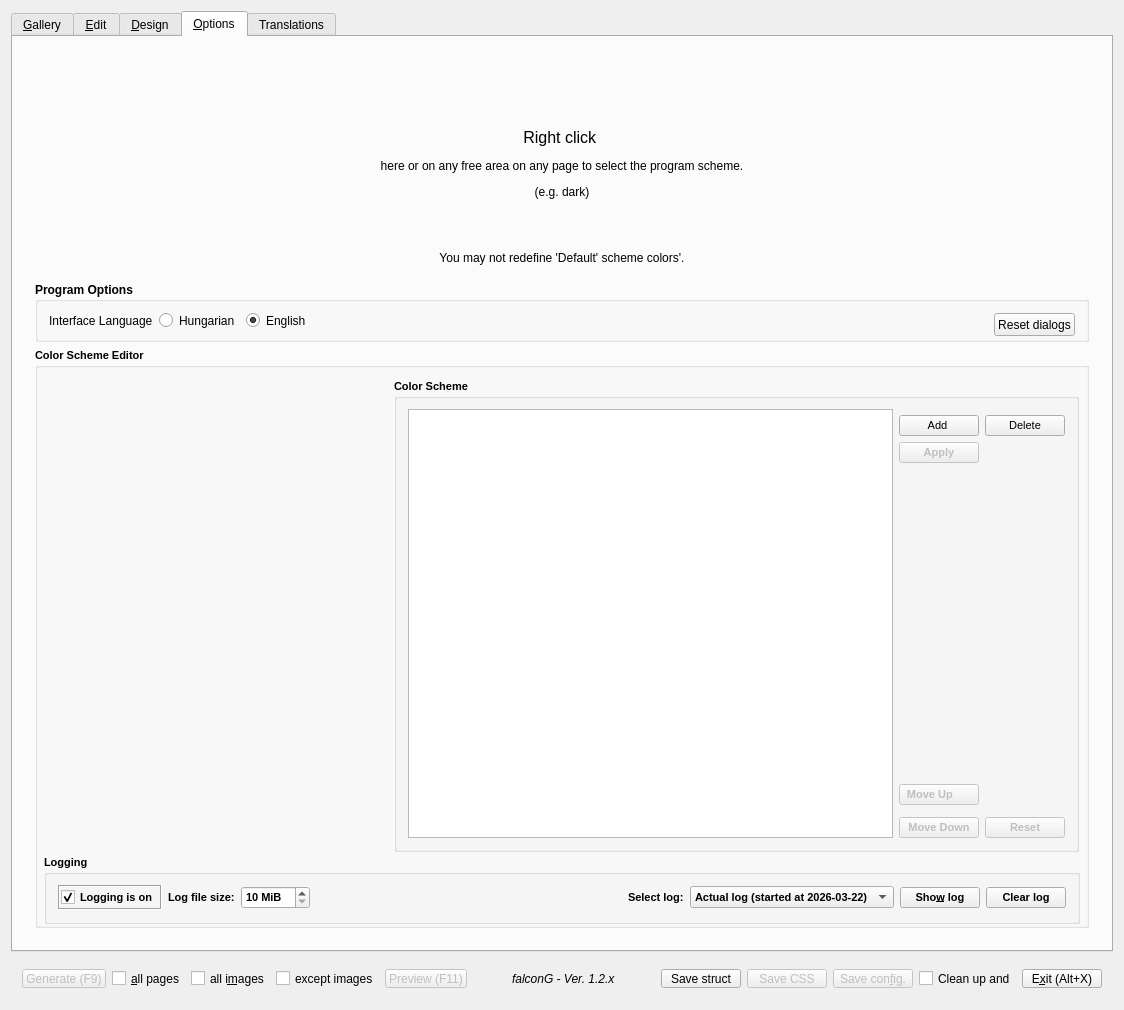
This is src/falcong.ui in solyoma/falconG as Qt 5 draws it before an edit. The edited form follows.
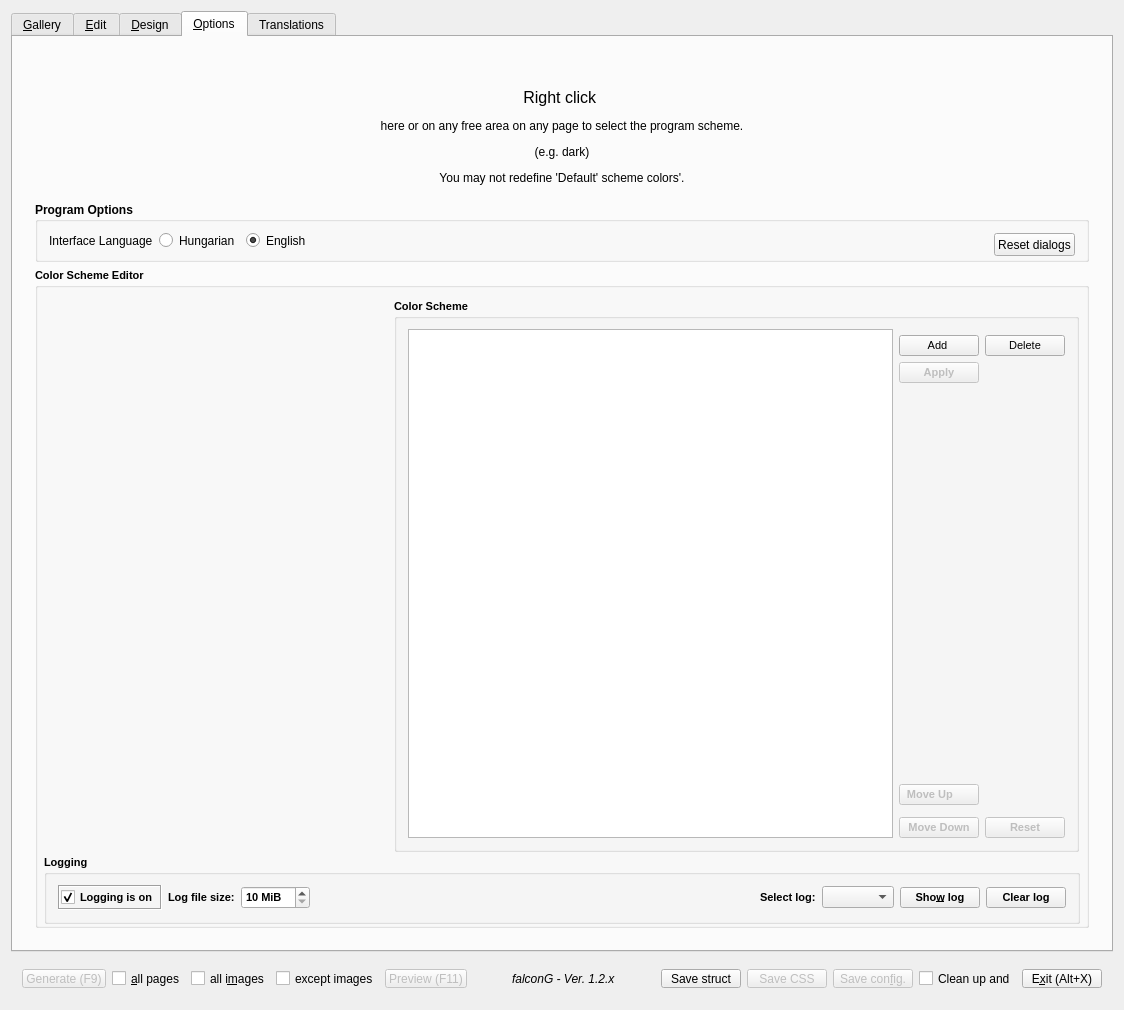
This is the edited form. The open tabs and pages were chosen to show the change. Icons and pictures are not drawn. Custom widgets are drawn as their Qt base class.

Commit message: Qt 611 changes incorporated bugfix: schemes> blue scheme was not added

Diff of the .ui file:
```diff
--- a/src/falcong.ui
+++ b/src/falcong.ui
@@ -7461,11 +7461,11 @@
        <attribute name="title">
         <string>&amp;Options</string>
        </attribute>
-       <layout class="QVBoxLayout" name="verticalLayout_4" stretch="1,5">
+       <layout class="QVBoxLayout" name="verticalLayout_4" stretch="0,1">
         <item>
          <widget class="QLabel" name="lblOptionsHelp">
           <property name="text">
-           <string>&lt;html&gt;&lt;head/&gt;&lt;body&gt;&lt;p&gt;&lt;br/&gt;&lt;/p&gt;&lt;p&gt;&lt;br/&gt;&lt;/p&gt;&lt;p align=&quot;center&quot;&gt;&lt;span style=&quot; font-size:12pt;&quot;&gt;Right click &lt;/span&gt;&lt;/p&gt;&lt;p align=&quot;center&quot;&gt;here or on any free area on any page to select the program scheme.&lt;/p&gt;&lt;p align=&quot;center&quot;&gt;(e.g. dark)&lt;/p&gt;&lt;p align=&quot;center&quot;&gt;&lt;br/&gt;&lt;/p&gt;&lt;p align=&quot;center&quot;&gt;You may not redefine 'Default'  scheme colors'.&lt;/p&gt;&lt;/body&gt;&lt;/html&gt;</string>
+           <string>&lt;html&gt;&lt;head/&gt;&lt;body&gt;&lt;p&gt;&lt;br/&gt;&lt;/p&gt;&lt;p align=&quot;center&quot;&gt;&lt;span style=&quot; font-size:12pt;&quot;&gt;Right click &lt;/span&gt;&lt;/p&gt;&lt;p align=&quot;center&quot;&gt;here or on any free area on any page to select the program scheme.&lt;/p&gt;&lt;p align=&quot;center&quot;&gt;(e.g. dark)&lt;/p&gt;&lt;p align=&quot;center&quot;&gt;You may not redefine 'Default' scheme colors'.&lt;/p&gt;&lt;/body&gt;&lt;/html&gt;</string>
           </property>
          </widget>
         </item>
@@ -7940,13 +7940,8 @@
                     <string>Select the log file you want to be shown!</string>
                    </property>
                    <property name="currentText">
-                    <string>Actual log (started at 2026-03-22)</string>
+                    <string/>
                    </property>
-                   <item>
-                    <property name="text">
-                     <string>Actual log (started at 2026-03-22)</string>
-                    </property>
-                   </item>
                   </widget>
                  </item>
                  <item>
```
Left out of the diff: 6 changed lines with no effect on the pictures. The commit also changes 23 other files.
